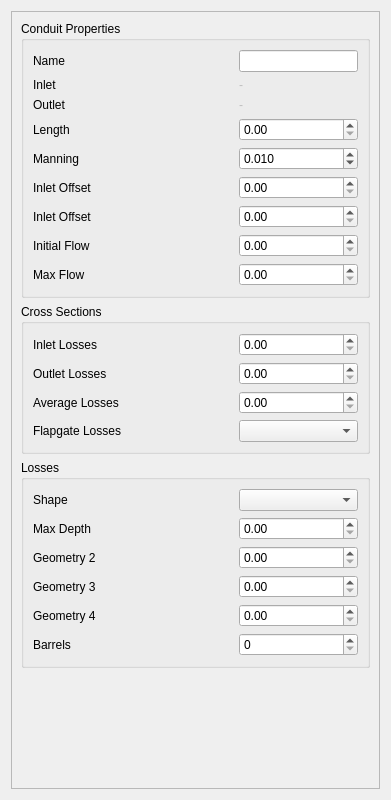
First picture: the form in flo2d/ui/conduit_attributes.ui, repository FLO-2DSoftware/qgis-flo-2d-plugin, before the edit.
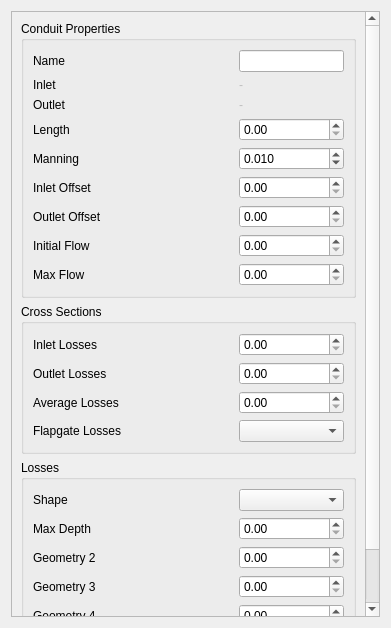
Second picture: the form after the edit.

Commit message: Conduits logic done. Needs to adjust thee default values

The edit to the form file:
```diff
--- a/flo2d/ui/conduit_attributes.ui
+++ b/flo2d/ui/conduit_attributes.ui
@@ -7,7 +7,7 @@
     <x>0</x>
     <y>0</y>
     <width>391</width>
-    <height>800</height>
+    <height>628</height>
    </rect>
   </property>
   <property name="windowTitle">
@@ -25,7 +25,7 @@
         <x>0</x>
         <y>0</y>
         <width>371</width>
-        <height>780</height>
+        <height>608</height>
        </rect>
       </property>
       <layout class="QGridLayout" name="gridLayout_2">
@@ -274,7 +274,7 @@
             <item row="6" column="0">
              <widget class="QLabel" name="label_7">
               <property name="text">
-               <string>Inlet Offset</string>
+               <string>Outlet Offset</string>
               </property>
              </widget>
             </item>
```
Left out of the diff: 2 changed lines with no effect on the pictures. The commit also changes 4 other files.
